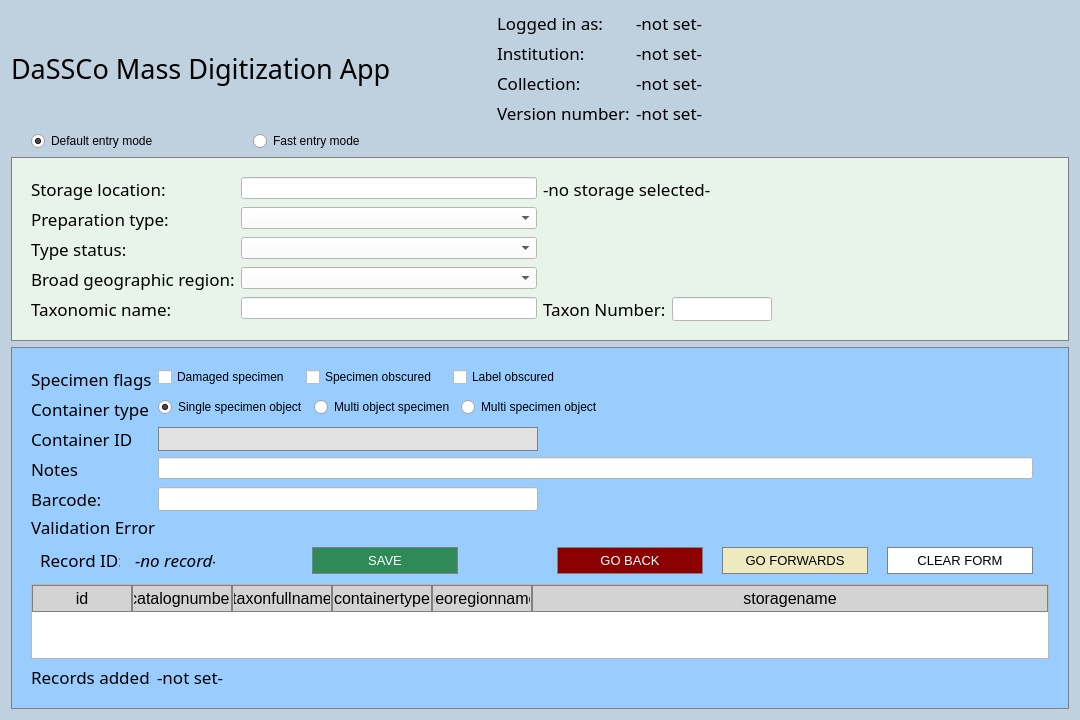
NHMDenmark/Mass-Digitizer, file MassDigitizer/ui/specimendataentry.ui: the form before one commit.
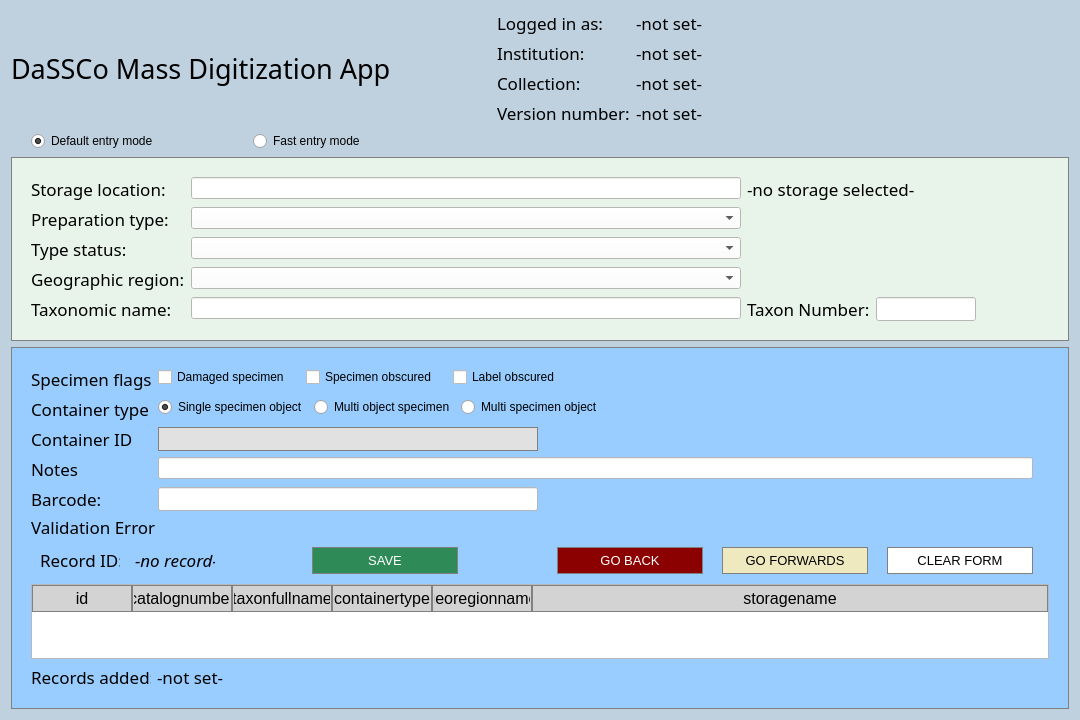
The form after the commit. Icons and pictures are not drawn.

Commit message: Implemented autosuggest for storage location

```diff
--- a/MassDigitizer/ui/specimendataentry.ui
+++ b/MassDigitizer/ui/specimendataentry.ui
@@ -307,7 +307,14 @@
            </widget>
           </item>
           <item row="0" column="1">
-           <widget class="QLineEdit" name="inpStorage"/>
+           <widget class="QLineEdit" name="inpStorage">
+            <property name="minimumSize">
+             <size>
+              <width>550</width>
+              <height>0</height>
+             </size>
+            </property>
+           </widget>
           </item>
           <item row="1" column="0">
            <widget class="QLabel" name="lblPreparation">
@@ -332,7 +339,7 @@
           <item row="3" column="0">
            <widget class="QLabel" name="lblGeoRegion">
             <property name="text">
-             <string>Broad geographic region:</string>
+             <string>Geographic region:</string>
             </property>
            </widget>
           </item>
@@ -383,11 +390,11 @@
            <enum>Qt::Orientation::Horizontal</enum>
           </property>
           <property name="sizeType">
-           <enum>QSizePolicy::Policy::Fixed</enum>
+           <enum>QSizePolicy::Policy::Expanding</enum>
           </property>
           <property name="sizeHint" stdset="0">
            <size>
-            <width>500</width>
+            <width>200</width>
             <height>20</height>
            </size>
           </property>
```
Left out of the diff: 6 changed lines with no effect on the pictures. The commit also changes 1 other file.
